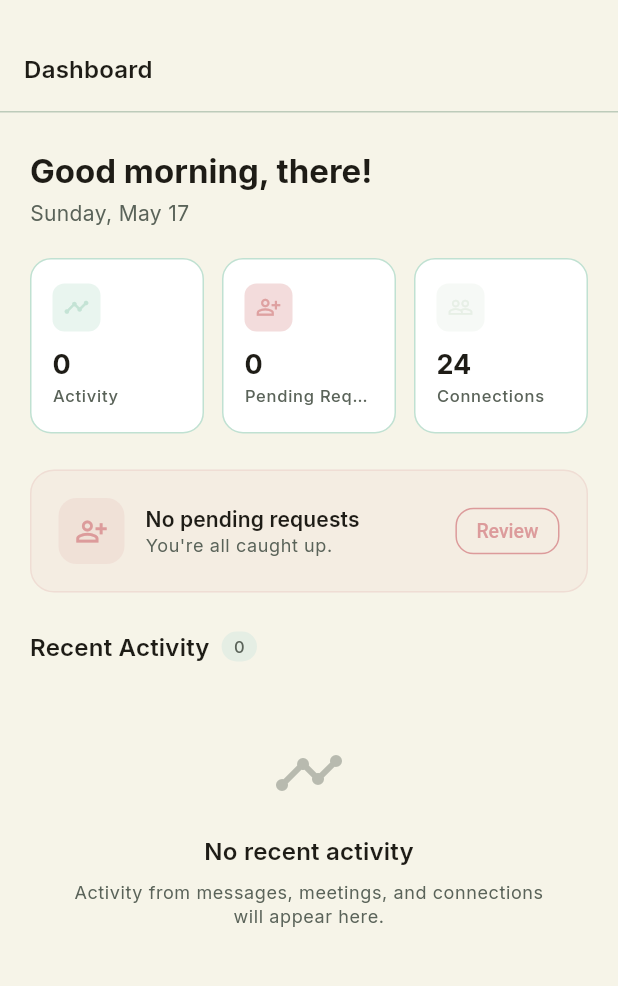
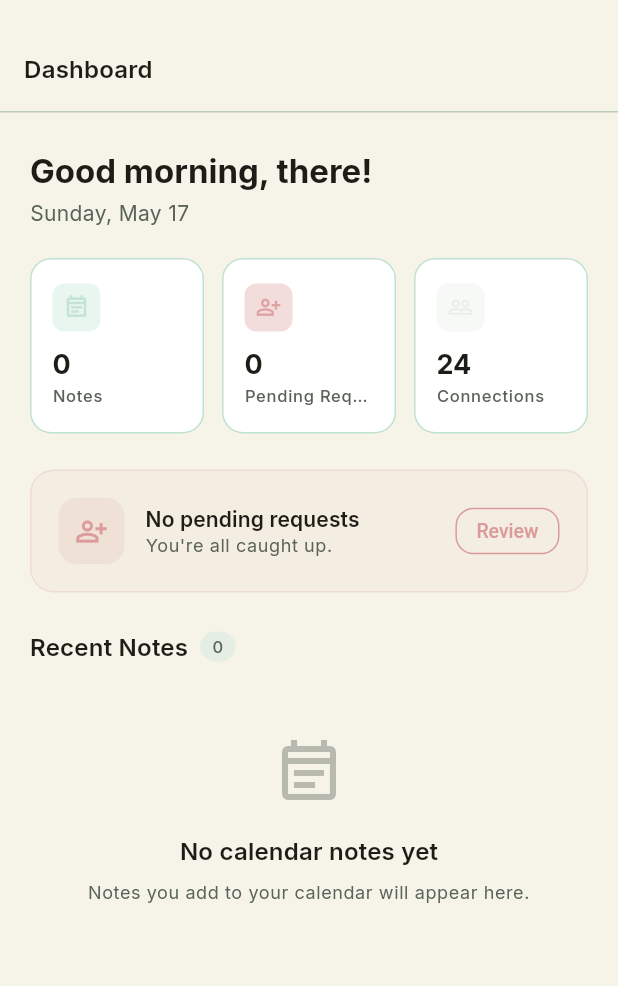
Before and after one commit to tawsif-r/digital-card-flutter, a Flutter app: the DashboardScreen screen opened by its route, on a phone screen of 412 x 824 dp, the part 57-1043 px from its top. Run offline on Flutter 3.47's test engine with Material 3 defaults, Android fonts, the phone set to English and light mode, and no system bars; our stand-ins replace cached_network_image, dio, flutter_colorpicker, flutter_dotenv, flutter_riverpod, flutter_secure_storage and 7 more; accounts and stored records are empty.

Commit message:
note in dashboard

```diff
--- a/lib/features/calendar/providers/calendar_notes_provider.dart
+++ b/lib/features/calendar/providers/calendar_notes_provider.dart
@@ -6,6 +6,15 @@ import '../../../core/providers/session_provider.dart';
 
 final calendarNoteRepositoryProvider = Provider<CalendarNoteRepository>((ref) {
   return CalendarNoteRepository(ref.watch(dioProvider));
+});
+
+final calendarNotesListProvider =
+    FutureProvider<List<CalendarNoteModel>>((ref) async {
+  final userId = ref.watch(userSessionProvider);
+  if (userId == null) return const [];
+  final notes = await ref.watch(calendarNoteRepositoryProvider).getAll();
+  notes.sort((a, b) => b.date.compareTo(a.date));
+  return notes;
 });
 
 final calendarNotesProvider =
--- a/lib/features/dashboard/domain/activity_model.dart
+++ /dev/null
@@ -1,25 +0,0 @@
-enum ActivityType { message, meeting, connection, view, task }
-
-class ActivityItem {
-  const ActivityItem({
-    required this.id,
-    required this.type,
-    required this.title,
-    required this.description,
-    required this.timestamp,
-  });
-
-  final String id;
-  final ActivityType type;
-  final String title;
-  final String description;
-  final DateTime timestamp;
-
-  factory ActivityItem.fromJson(Map<String, dynamic> json) => ActivityItem(
-        id: json['id'] as String,
-        type: ActivityType.values.byName(json['type'] as String),
-        title: json['title'] as String,
-        description: json['description'] as String,
-        timestamp: DateTime.parse(json['timestamp'] as String),
-      );
-}
--- a/lib/features/dashboard/providers/dashboard_provider.dart
+++ /dev/null
@@ -1,38 +0,0 @@
-import 'package:flutter_riverpod/flutter_riverpod.dart';
-import '../data/dashboard_repository.dart';
-import '../domain/activity_model.dart';
-import '../../../core/di/providers.dart';
-import '../../../core/providers/session_provider.dart';
-
-class DashboardState {
-  const DashboardState({required this.activity});
-
-  final List<ActivityItem> activity;
-}
-
-final dashboardRepositoryProvider = Provider<DashboardRepository>((ref) {
-  return DashboardRepository(ref.watch(dioProvider));
-});
-
-class DashboardNotifier extends AsyncNotifier<DashboardState> {
-  @override
-  Future<DashboardState> build() async {
-    final userId = ref.watch(userSessionProvider);
-    if (userId == null) return const DashboardState(activity: []);
-    return _fetch();
-  }
-
-  Future<DashboardState> _fetch() async {
-    final repo = ref.read(dashboardRepositoryProvider);
-    final activity = await repo.getActivity();
-    return DashboardState(activity: activity);
-  }
-
-  Future<void> refresh() async {
-    state = const AsyncLoading();
-    state = await AsyncValue.guard(_fetch);
-  }
-}
-
-final dashboardProvider =
-    AsyncNotifierProvider<DashboardNotifier, DashboardState>(DashboardNotifier.new);
--- a/lib/features/dashboard/screens/dashboard_screen.dart
+++ b/lib/features/dashboard/screens/dashboard_screen.dart
@@ -1,9 +1,9 @@
 import 'package:flutter/material.dart';
 import 'package:flutter_riverpod/flutter_riverpod.dart';
 import 'package:go_router/go_router.dart';
-import '../providers/dashboard_provider.dart';
-import '../domain/activity_model.dart';
 import '../../auth/providers/auth_provider.dart';
+import '../../calendar/domain/calendar_note_model.dart';
+import '../../calendar/providers/calendar_notes_provider.dart';
 import '../../contacts/providers/contacts_provider.dart';
 import '../../../core/theme/app_colors.dart';
 import '../../../core/router/routes.dart';
@@ -15,7 +15,7 @@ class DashboardScreen extends ConsumerWidget {
 
   @override
   Widget build(BuildContext context, WidgetRef ref) {
-    final dashAsync = ref.watch(dashboardProvider);
+    final notesAsync = ref.watch(calendarNotesListProvider);
     final cs = Theme.of(context).colorScheme;
     final tt = Theme.of(context).textTheme;
 
@@ -31,17 +31,17 @@ class DashboardScreen extends ConsumerWidget {
         color: AppColors.primary,
         onRefresh: () async {
           await Future.wait([
-            ref.read(dashboardProvider.notifier).refresh(),
+            ref.refresh(calendarNotesListProvider.future),
             ref.refresh(pendingRequestsProvider.future),
           ]);
         },
-        child: dashAsync.when(
+        child: notesAsync.when(
           loading: () => const _DashboardShimmer(),
           error: (_, __) => _ErrorView(
-            onRetry: () => ref.read(dashboardProvider.notifier).refresh(),
+            onRetry: () => ref.refresh(calendarNotesListProvider.future),
           ),
-          data: (data) => _DashboardBody(
-            state: data,
+          data: (notes) => _DashboardBody(
+            notes: notes,
             pendingRoute: pendingRoute ?? Routes.contactPending,
           ),
         ),
@@ -51,9 +51,9 @@ class DashboardScreen extends ConsumerWidget {
 }
 
 class _DashboardBody extends ConsumerWidget {
-  const _DashboardBody({required this.state, required this.pendingRoute});
+  const _DashboardBody({required this.notes, required this.pendingRoute});
 
-  final DashboardState state;
+  final List<CalendarNoteModel> notes;
   final String pendingRoute;
 
   @override
@@ -79,7 +79,7 @@ class _DashboardBody extends ConsumerWidget {
           padding: const EdgeInsets.fromLTRB(20, 20, 20, 0),
           sliver: SliverToBoxAdapter(
             child: _StatsRow(
-              activityCount: state.activity.length,
+              notesCount: notes.length,
               pendingRequestCount: pendingCount,
             ),
           ),
@@ -97,18 +97,18 @@ class _DashboardBody extends ConsumerWidget {
         SliverPadding(
           padding: const EdgeInsets.fromLTRB(20, 24, 20, 8),
           sliver: SliverToBoxAdapter(
-            child: _SectionHeader(title: 'Recent Activity', count: state.activity.length),
+            child: _SectionHeader(title: 'Recent Notes', count: notes.length),
           ),
         ),
-        if (state.activity.isEmpty)
-          const SliverToBoxAdapter(child: _EmptyActivity())
+        if (notes.isEmpty)
+          const SliverToBoxAdapter(child: _EmptyNotes())
         else
           SliverPadding(
             padding: const EdgeInsets.fromLTRB(20, 0, 20, 100),
             sliver: SliverList.separated(
-              itemCount: state.activity.length,
+              itemCount: notes.length,
               separatorBuilder: (_, __) => const SizedBox(height: 8),
-              itemBuilder: (_, i) => _ActivityTile(item: state.activity[i]),
+              itemBuilder: (_, i) => _NoteTile(note: notes[i]),
             ),
           ),
       ],
@@ -162,9 +162,9 @@ class _WelcomeHeader extends StatelessWidget {
 }
 
 class _StatsRow extends StatelessWidget {
-  const _StatsRow({required this.activityCount, required this.pendingRequestCount});
+  const _StatsRow({required this.notesCount, required this.pendingRequestCount});
 
-  final int activityCount;
+  final int notesCount;
   final int pendingRequestCount;
 
   @override
@@ -173,9 +173,9 @@ class _StatsRow extends StatelessWidget {
       children: [
         Expanded(
           child: _StatCard(
-            label: 'Activity',
-            value: activityCount.toString(),
-            icon: Icons.timeline_outlined,
+            label: 'Notes',
+            value: notesCount.toString(),
+            icon: Icons.event_note_outlined,
             color: AppColors.mint,
           ),
         ),
@@ -359,16 +359,15 @@ class _SectionHeader extends StatelessWidget {
   }
 }
 
-class _ActivityTile extends StatelessWidget {
-  const _ActivityTile({required this.item});
+class _NoteTile extends StatelessWidget {
+  const _NoteTile({required this.note});
 
-  final ActivityItem item;
+  final CalendarNoteModel note;
 
   @override
   Widget build(BuildContext context) {
     final tt = Theme.of(context).textTheme;
     final cs = Theme.of(context).colorScheme;
-    final (icon, color) = _iconAndColor(item.type);
 
     return Container(
       padding: const EdgeInsets.symmetric(horizontal: 14, vertical: 12),
@@ -384,10 +383,14 @@ class _ActivityTile extends StatelessWidget {
             width: 36,
             height: 36,
             decoration: BoxDecoration(
-              color: color.withOpacity(0.15),
+              color: AppColors.primary.withOpacity(0.15),
               borderRadius: BorderRadius.circular(10),
             ),
-            child: Icon(icon, size: 18, color: color),
+            child: const Icon(
+              Icons.event_note_outlined,
+              size: 18,
+              color: AppColors.primary,
+            ),
           ),
           const SizedBox(width: 12),
           Expanded(
@@ -395,12 +398,12 @@ class _ActivityTile extends StatelessWidget {
               crossAxisAlignment: CrossAxisAlignment.start,
               children: [
                 Text(
-                  item.title,
+                  _formatDate(note.date),
                   style: tt.labelMedium?.copyWith(fontWeight: FontWeight.w600),
                 ),
                 const SizedBox(height: 2),
                 Text(
-                  item.description,
+                  note.content,
                   style: tt.bodySmall?.copyWith(color: cs.onSurfaceVariant),
                   maxLines: 2,
                   overflow: TextOverflow.ellipsis,
@@ -410,7 +413,7 @@ class _ActivityTile extends StatelessWidget {
           ),
           const SizedBox(width: 8),
           Text(
-            _relativeTime(item.timestamp),
+            _relativeTime(note.updatedAt),
             style: tt.labelSmall?.copyWith(color: cs.onSurfaceVariant),
           ),
         ],
@@ -418,13 +421,15 @@ class _ActivityTile extends StatelessWidget {
     );
   }
 
-  (IconData, Color) _iconAndColor(ActivityType type) => switch (type) {
-        ActivityType.message => (Icons.chat_bubble_outline, AppColors.mint),
-        ActivityType.meeting => (Icons.calendar_today_outlined, AppColors.sage),
-        ActivityType.connection => (Icons.people_outline, AppColors.primary),
-        ActivityType.view => (Icons.visibility_outlined, const Color(0xFF7B8FA1)),
-        ActivityType.task => (Icons.check_circle_outline, AppColors.success),
-      };
+  String _formatDate(String iso) {
+    final dt = DateTime.tryParse(iso);
+    if (dt == null) return iso;
+    const months = [
+      'Jan', 'Feb', 'Mar', 'Apr', 'May', 'Jun',
+      'Jul', 'Aug', 'Sep', 'Oct', 'Nov', 'Dec'
+    ];
+    return '${months[dt.month - 1]} ${dt.day}, ${dt.year}';
+  }
 
   String _relativeTime(DateTime dt) {
     final diff = DateTime.now().difference(dt);
@@ -435,8 +440,8 @@ class _ActivityTile extends StatelessWidget {
   }
 }
 
-class _EmptyActivity extends StatelessWidget {
-  const _EmptyActivity();
+class _EmptyNotes extends StatelessWidget {
+  const _EmptyNotes();
 
   @override
   Widget build(BuildContext context) {
@@ -447,12 +452,12 @@ class _EmptyActivity extends StatelessWidget {
       child: Column(
         mainAxisSize: MainAxisSize.min,
         children: [
-          Icon(Icons.timeline_outlined, size: 48, color: cs.onSurfaceVariant.withOpacity(0.4)),
+          Icon(Icons.event_note_outlined, size: 48, color: cs.onSurfaceVariant.withOpacity(0.4)),
           const SizedBox(height: 16),
-          Text('No recent activity', style: tt.titleMedium),
+          Text('No calendar notes yet', style: tt.titleMedium),
           const SizedBox(height: 8),
           Text(
-            'Activity from messages, meetings, and connections will appear here.',
+            'Notes you add to your calendar will appear here.',
             style: tt.bodySmall?.copyWith(color: cs.onSurfaceVariant),
             textAlign: TextAlign.center,
           ),
```
Also changed, not shown: lib/core/services/mock_service.dart (+0 -136 lines), lib/features/dashboard/data/dashboard_repository.dart (deleted, +0 -24 lines), lib/features/dashboard/domain/task_model.dart (deleted, +0 -60 lines).
